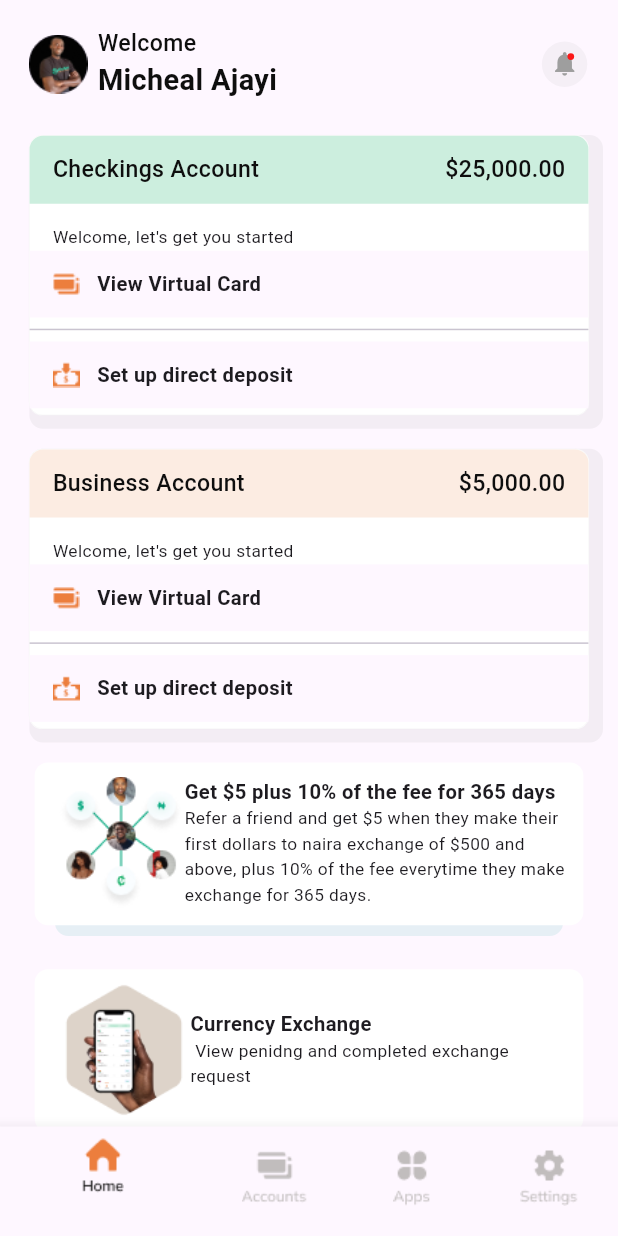
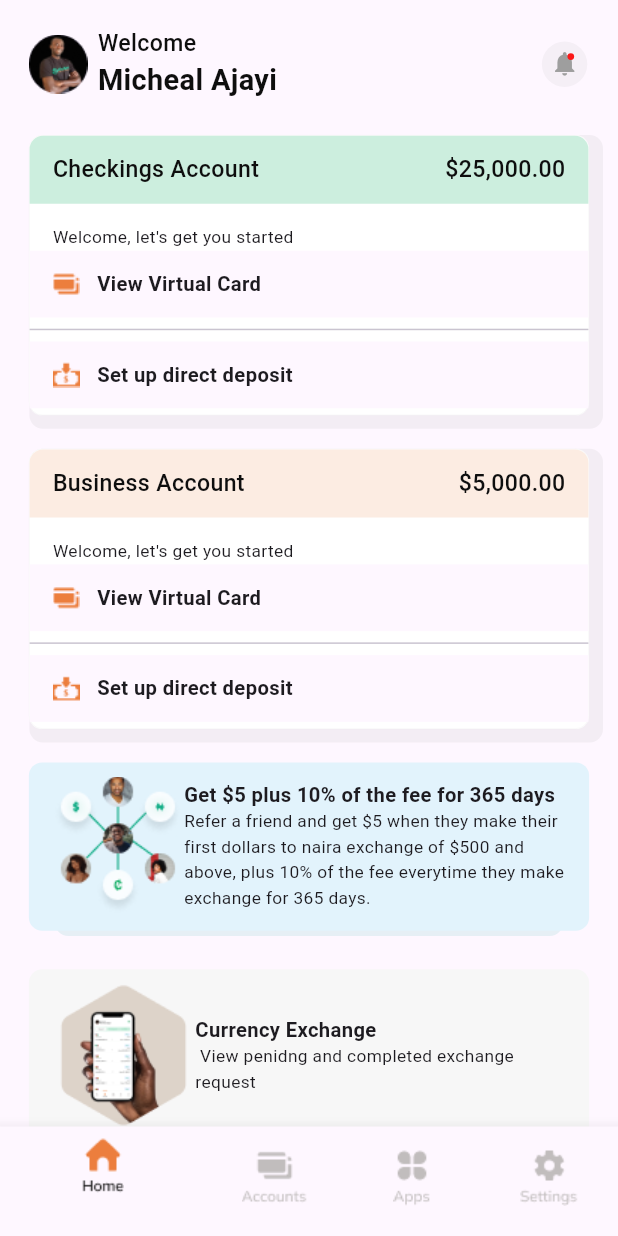
Before and after one commit to Lekki369/traderx, a Flutter app: the GlobalAccount screen opened directly, on a phone screen of 412 x 824 dp. Run offline on Flutter 3.47's test engine with Material 2 defaults, Android fonts, the phone set to English and light mode, and no system bars; our stand-ins replace country_code_picker, flutter_screenutil.

Commit message:
implents dynamic info card height

```diff
--- a/lib/pages/global_account/components/info_cards.dart
+++ b/lib/pages/global_account/components/info_cards.dart
@@ -1,6 +1,5 @@
 import 'package:flutter/material.dart';
 import 'package:flutter_screenutil/flutter_screenutil.dart';
-import 'package:traderx/theme/colors.dart';
 
 class InfoCard extends StatelessWidget {
   final Color foregroundColor;
@@ -41,10 +40,8 @@ class InfoCard extends StatelessWidget {
             child: Container(
               padding: EdgeInsets.only(
                   left: 16.sp, right: 8.sp, top: 10.sp, bottom: 11.sp),
-              height: 122.h,
-              width: 380.w,
               decoration: BoxDecoration(
-                color: ThemeColor.white,
+                color: foregroundColor,
                 borderRadius: BorderRadius.circular(10.r),
               ),
               child: Row(
@@ -53,7 +50,7 @@ class InfoCard extends StatelessWidget {
                   Image.asset(image),
                   Expanded(
                     child: Column(
-                      mainAxisAlignment: MainAxisAlignment.center,
+                      mainAxisSize: MainAxisSize.min,
                       crossAxisAlignment: CrossAxisAlignment.start,
                       children: [
                         Text(
```
